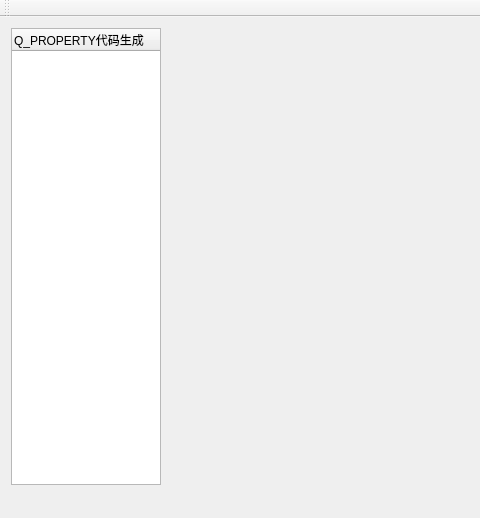
handy-sun/qitools, file src/qitoolswindow.ui: the form before one commit; both pictures show x 0 to 480 and y 0 to 518 of the 720 by 518 pixel window.
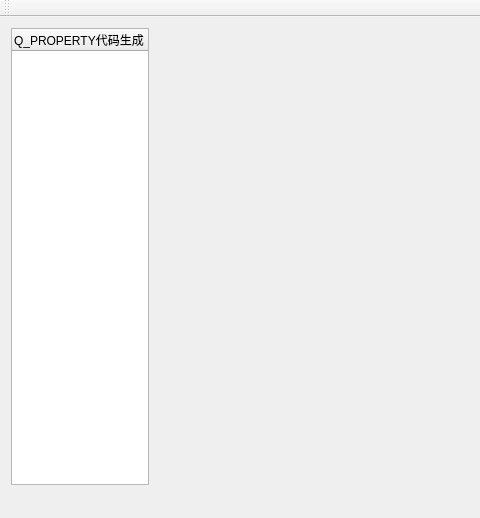
The form after the commit. Custom widgets are drawn as their Qt base class.

```diff
--- a/src/qitoolswindow.ui
+++ b/src/qitoolswindow.ui
@@ -14,7 +14,7 @@
    <string>QiToolsWindow</string>
   </property>
   <widget class="QWidget" name="centralWidget">
-   <layout class="QHBoxLayout" name="horizontalLayout" stretch="1,2">
+   <layout class="QHBoxLayout" name="horizontalLayout" stretch="1,4">
     <item>
      <widget class="QTreeWidget" name="treeWidget">
       <property name="maximumSize">
```
